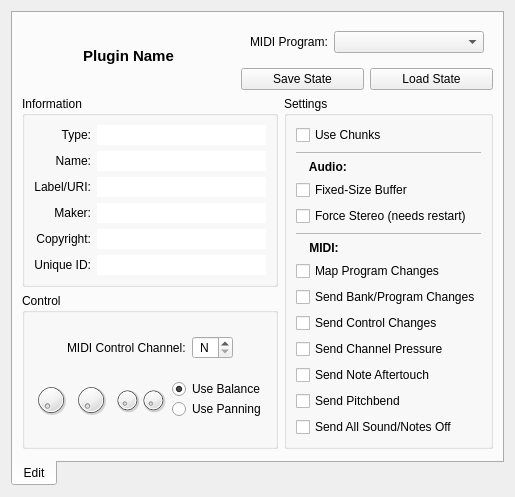
Old version of the form resources/ui/carla_edit.ui in the repository falkTX/Carla.
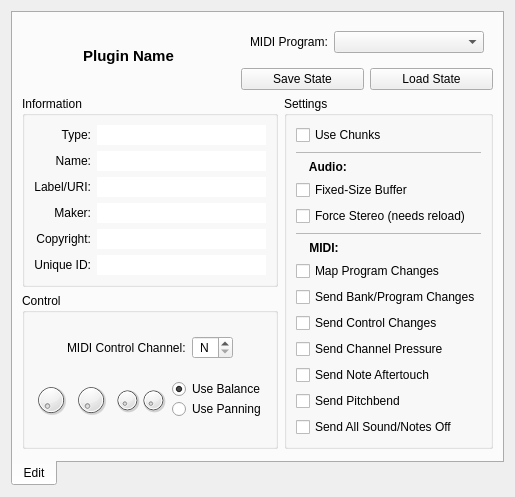
New version of the form. Icons and pictures are not drawn. Custom widgets are drawn as their Qt base class.

Commit message: Show force-stereo option in UI, works now (LADPSPA only, WIP)

Diff of the .ui file:
```diff
--- a/resources/ui/carla_edit.ui
+++ b/resources/ui/carla_edit.ui
@@ -6,8 +6,8 @@
    <rect>
     <x>0</x>
     <y>0</y>
-    <width>501</width>
-    <height>431</height>
+    <width>509</width>
+    <height>443</height>
    </rect>
   </property>
   <property name="windowTitle">
@@ -350,7 +350,7 @@
           <item>
            <widget class="QCheckBox" name="ch_force_stereo">
             <property name="text">
-             <string>Force Stereo (needs restart)</string>
+             <string>Force Stereo (needs reload)</string>
             </property>
            </widget>
           </item>
```
The commit also changes 2 other files.
